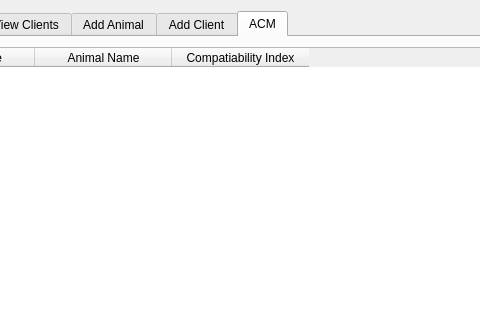
This is CUACS/cuacsview.ui in davidNguyenCU/3004cuACS as Qt 5 draws it before an edit; both pictures show x 126 to 606 and y 0 to 320 of the 888 by 531 pixel window. The edited form follows.
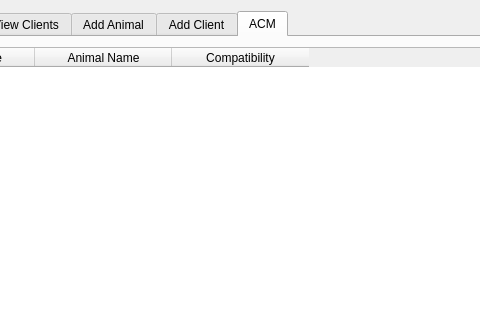
This is the edited form.

Diff of the .ui file:
```diff
--- a/CUACS/cuacsview.ui
+++ b/CUACS/cuacsview.ui
@@ -1297,7 +1297,7 @@
         </column>
         <column>
          <property name="text">
-          <string>Compatiability Index</string>
+          <string>Compatibility</string>
          </property>
         </column>
        </widget>
```
